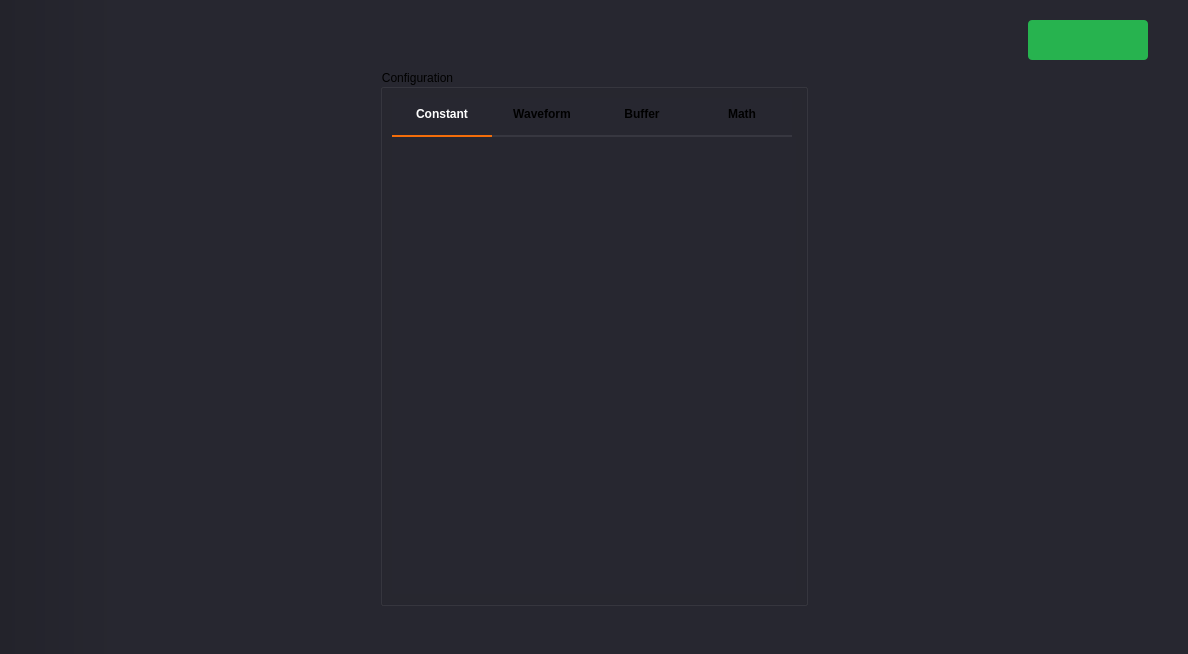
Qt form ui/signal_generator.ui (analogdevicesinc/scopy) before a commit.
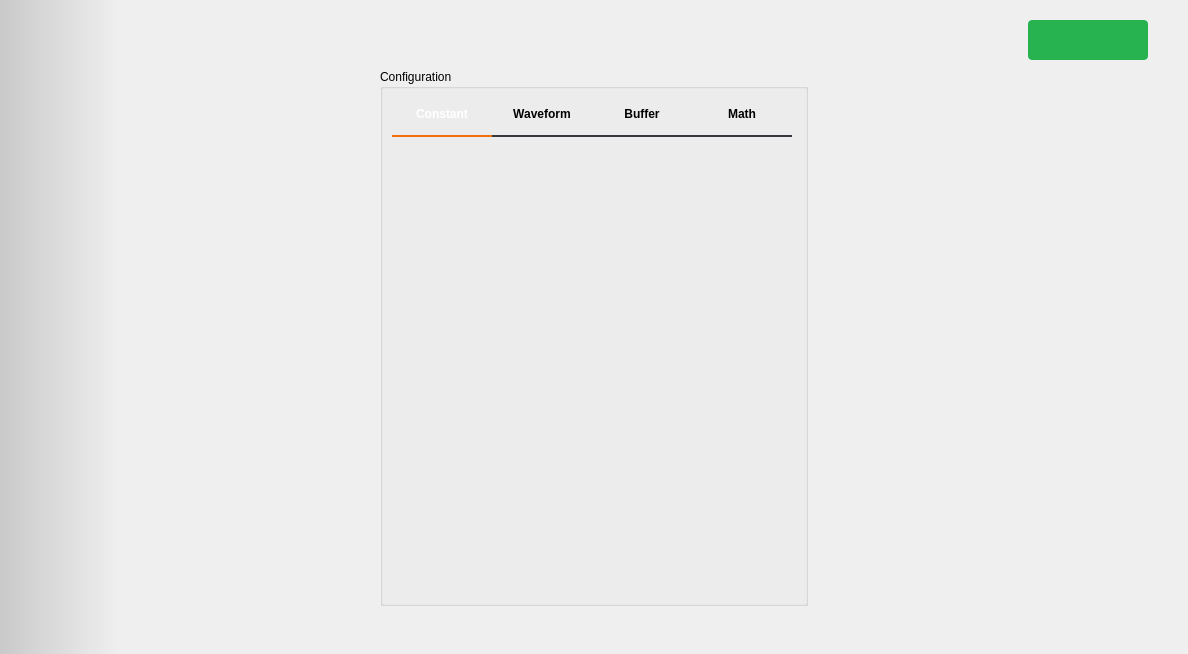
The same form after that commit. Icons and pictures are not drawn. Custom widgets are drawn as their Qt base class.

Commit message: Signal Generator: Simplify stylesheets

```diff
--- a/ui/signal_generator.ui
+++ b/ui/signal_generator.ui
@@ -19,35 +19,6 @@
   <property name="windowTitle">
    <string>Scopy Signal Generator</string>
   </property>
-  <property name="styleSheet">
-   <string notr="true">/* QComboBoxes*/
-QComboBox
-{
-  height: 24px;
-  border: 0px;
-  color: white;
-  font-size: 14px;
-  border-bottom: 1px solid rgba(255, 255, 255, 102);
-  padding-bottom: 4px;
-}
-QComboBox::drop-down
-{
-  subcontrol-position: center right;
-  width: 10px;
-  height: 6px;
-  border-image: url(:/icons/sba_cmb_box_arrow.svg);
-}
-QComboBox QAbstractItemView {
-  border: 0px;
-  color: white;
-  selection-background-color: rgba(25, 25, 25);
-  outline: 0px;
-}
-QComboBox:disabled
-{
-  color: rgb(85, 85, 85);
-}</string>
-  </property>
   <layout class="QVBoxLayout" name="verticalLayout_4">
    <property name="spacing">
     <number>0</number>
@@ -67,8 +38,9 @@
    <item>
     <widget class="QWidget" name="mainWidget" native="true">
      <property name="styleSheet">
-      <string notr="true">QWidget { background-color: none; }
-QWidget#mainWidget { background-color: qlineargradient(spread:pad, x1:0, y1:0, x2:0.1, y2:0, stop:0 rgba(35, 35, 43, 255), stop:1 rgba(39, 39, 48, 255)); }</string>
+      <string notr="true">#mainWidget {
+background-color: qlineargradient(spread:pad, x1:0, y1:0, x2:0.1, y2:0, stop:0 rgba(0, 0, 0, 40), stop:1 transparent);
+}</string>
      </property>
      <layout class="QVBoxLayout" name="verticalLayout_2">
       <property name="spacing">
@@ -188,11 +160,6 @@
                <verstretch>0</verstretch>
               </sizepolicy>
              </property>
-             <property name="styleSheet">
-              <string notr="true">QWidget {
-  background-color: rgb(39, 39, 48);
-}</string>
-             </property>
              <property name="title">
               <string>Configuration</string>
              </property>
```
